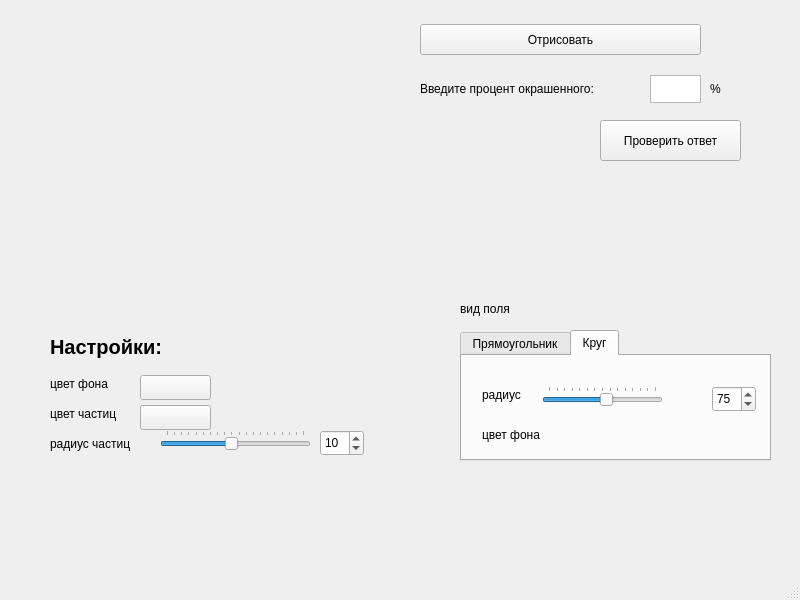
difurka/medical_simulator, file src/ms_pro/view/mainwindow.ui: the form before one commit.
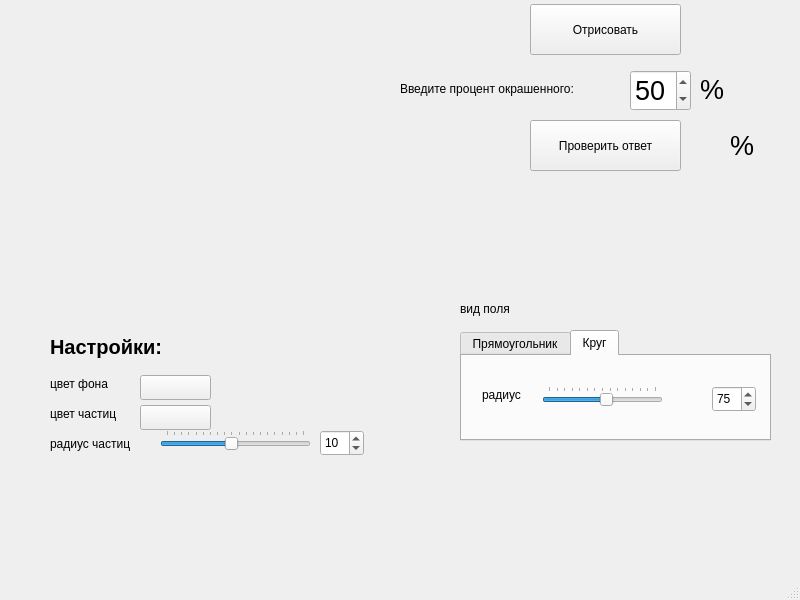
The form after the commit. The open tabs and pages were chosen to show the change. Custom widgets are drawn as their Qt base class.

Commit message: add compare with answer

Patch:
```diff
--- a/src/ms_pro/view/mainwindow.ui
+++ b/src/ms_pro/view/mainwindow.ui
@@ -17,10 +17,10 @@
    <widget class="QPushButton" name="draw_pixels">
     <property name="geometry">
      <rect>
-      <x>420</x>
-      <y>24</y>
-      <width>281</width>
-      <height>31</height>
+      <x>530</x>
+      <y>4</y>
+      <width>151</width>
+      <height>51</height>
      </rect>
     </property>
     <property name="text">
@@ -30,7 +30,7 @@
    <widget class="QLabel" name="label_guess">
     <property name="geometry">
      <rect>
-      <x>420</x>
+      <x>400</x>
       <y>80</y>
       <width>231</width>
       <height>17</height>
@@ -43,12 +43,17 @@
    <widget class="QLabel" name="label_percent">
     <property name="geometry">
      <rect>
-      <x>710</x>
-      <y>80</y>
-      <width>67</width>
-      <height>17</height>
+      <x>700</x>
+      <y>74</y>
+      <width>31</width>
+      <height>31</height>
      </rect>
     </property>
+    <property name="font">
+     <font>
+      <pointsize>20</pointsize>
+     </font>
+    </property>
     <property name="text">
      <string>%</string>
     </property>
@@ -128,23 +133,13 @@
      <enum>Qt::PlainText</enum>
     </property>
    </widget>
-   <widget class="QTextEdit" name="text_percents">
-    <property name="geometry">
-     <rect>
-      <x>650</x>
-      <y>75</y>
-      <width>51</width>
-      <height>28</height>
-     </rect>
-    </property>
-   </widget>
    <widget class="QPushButton" name="button_check_answer">
     <property name="geometry">
      <rect>
-      <x>600</x>
+      <x>530</x>
       <y>120</y>
-      <width>141</width>
-      <height>41</height>
+      <width>151</width>
+      <height>51</height>
      </rect>
     </property>
     <property name="font">
@@ -162,7 +157,7 @@
       <x>460</x>
       <y>330</y>
       <width>311</width>
-      <height>131</height>
+      <height>111</height>
      </rect>
     </property>
     <property name="palette">
@@ -447,19 +442,6 @@
        <string>радиус</string>
       </property>
      </widget>
-     <widget class="QLabel" name="label_colour_background_circle">
-      <property name="geometry">
-       <rect>
-        <x>20</x>
-        <y>70</y>
-        <width>81</width>
-        <height>17</height>
-       </rect>
-      </property>
-      <property name="text">
-       <string>цвет фона</string>
-      </property>
-     </widget>
      <widget class="QSlider" name="slider_circle_radius">
       <property name="geometry">
        <rect>
@@ -619,6 +601,80 @@
      </rect>
     </property>
    </widget>
+   <widget class="QLabel" name="label_answer">
+    <property name="geometry">
+     <rect>
+      <x>690</x>
+      <y>130</y>
+      <width>51</width>
+      <height>31</height>
+     </rect>
+    </property>
+    <property name="font">
+     <font>
+      <pointsize>20</pointsize>
+     </font>
+    </property>
+    <property name="text">
+     <string/>
+    </property>
+   </widget>
+   <widget class="QSpinBox" name="spin_percents">
+    <property name="geometry">
+     <rect>
+      <x>630</x>
+      <y>70</y>
+      <width>61</width>
+      <height>41</height>
+     </rect>
+    </property>
+    <property name="font">
+     <font>
+      <pointsize>20</pointsize>
+     </font>
+    </property>
+    <property name="value">
+     <number>50</number>
+    </property>
+   </widget>
+   <widget class="QLabel" name="label_percent_2">
+    <property name="geometry">
+     <rect>
+      <x>730</x>
+      <y>130</y>
+      <width>31</width>
+      <height>31</height>
+     </rect>
+    </property>
+    <property name="font">
+     <font>
+      <pointsize>20</pointsize>
+     </font>
+    </property>
+    <property name="text">
+     <string>%</string>
+    </property>
+   </widget>
+   <widget class="QLabel" name="label_level">
+    <property name="geometry">
+     <rect>
+      <x>530</x>
+      <y>190</y>
+      <width>221</width>
+      <height>21</height>
+     </rect>
+    </property>
+    <property name="font">
+     <font>
+      <pointsize>16</pointsize>
+      <weight>75</weight>
+      <bold>true</bold>
+     </font>
+    </property>
+    <property name="text">
+     <string/>
+    </property>
+   </widget>
   </widget>
   <widget class="QMenuBar" name="menubar">
    <property name="geometry">
```
Left out of the diff: 15 changed lines with no effect on the pictures. The commit also changes 5 other files.
